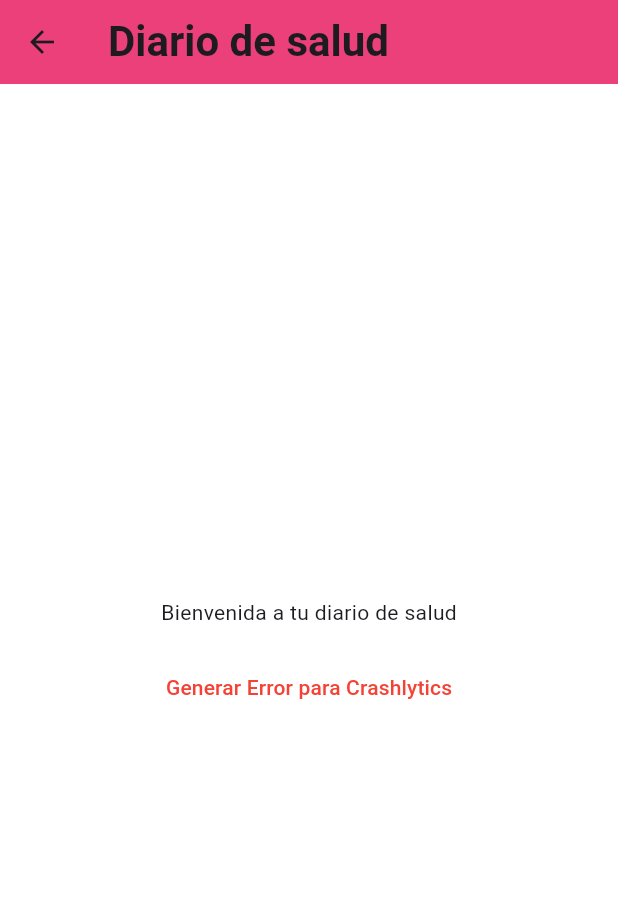
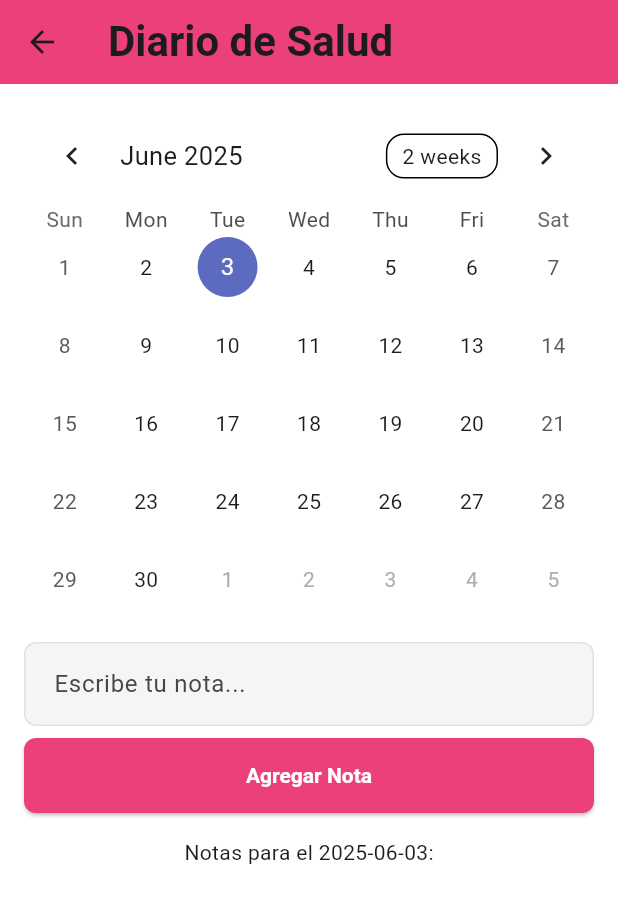
Before and after one commit to NattNat24/App-flutter-Final, a Flutter app: the DiarioDeSaludScreen screen opened directly, on a phone screen of 412 x 824 dp. Shown: the top 903 px of the screen. Run offline on Flutter 3.47's test engine with Material 3 defaults, Android fonts, the phone set to English and light mode, and no system bars; drawn by our look-alikes of table_calendar; our stand-ins replace cloud_firestore, firebase_auth, firebase_core, firebase_crashlytics, flutter_svg; accounts and stored records are empty; Roboto replaces fonts that are missing (Arial).

Commit message:
diario de salud de testeo

```diff
--- a/lib/diario_de_salud.dart
+++ b/lib/diario_de_salud.dart
@@ -1,24 +1,121 @@
 import 'package:flutter/material.dart';
+import 'package:cloud_firestore/cloud_firestore.dart';
+import 'package:table_calendar/table_calendar.dart';
+import 'package:firebase_auth/firebase_auth.dart';
 
-class DiarioDeSaludScreen extends StatelessWidget {
+class DiarioDeSaludScreen extends StatefulWidget {
+  @override
+  _DiarioDeSaludScreenState createState() => _DiarioDeSaludScreenState();
+}
+
+class _DiarioDeSaludScreenState extends State<DiarioDeSaludScreen> {
+  DateTime _selectedDay = DateTime.now();
+  TextEditingController _notaController = TextEditingController();
+
+  Map<DateTime, List<String>> _notasDelDia = {};
+
+  @override
+  void initState() {
+    super.initState();
+    _fetchNotas();
+  }
+
+  void _fetchNotas() async {
+    final uid = FirebaseAuth.instance.currentUser?.uid;
+    if (uid == null) return;
+
+    final snapshot = await FirebaseFirestore.instance
+        .collection('usuarios')
+        .doc(uid)
+        .collection('diario')
+        .get();
+
+    final notas = <DateTime, List<String>>{};
+
+    snapshot.docs.forEach((doc) {
+      final data = doc.data();
+      final fecha = (data['fecha'] as Timestamp).toDate();
+      final texto = data['nota'] as String;
+
+      final dia = DateTime.utc(fecha.year, fecha.month, fecha.day);
+      if (notas.containsKey(dia)) {
+        notas[dia]!.add(texto);
+      } else {
+        notas[dia] = [texto];
+      }
+    });
+
+    setState(() {
+      _notasDelDia = notas;
+    });
+  }
+
+  void _agregarNota() async {
+    final uid = FirebaseAuth.instance.currentUser?.uid;
+    if (uid == null || _notaController.text.trim().isEmpty) return;
+
+    await FirebaseFirestore.instance
+        .collection('usuarios')
+        .doc(uid)
+        .collection('diario')
+        .add({
+      'fecha': _selectedDay,
+      'nota': _notaController.text.trim(),
+    });
+
+    _notaController.clear();
+    _fetchNotas(); // Recargar las notas
+  }
+
   @override
   Widget build(BuildContext context) {
+    final notas = _notasDelDia[_selectedDay] ?? [];
+
     return Scaffold(
       appBar: AppBar(
-        title: const Text('Diario de salud'),
-        backgroundColor: const Color(0xFFEC407A),
+        title: Text('Diario de Salud'),
+        backgroundColor: Color(0xFFEC407A),
       ),
-      body: Center(
+      body: Padding(
+        padding: EdgeInsets.all(16),
         child: Column(
-          mainAxisAlignment: MainAxisAlignment.center,
           children: [
-            const Text('Bienvenida a tu diario de salud'),
-            const SizedBox(height: 16), // Espacio entre el texto y el botón
-            TextButton(
-              onPressed: () => throw Exception("Crashlytics test!"),
-              child: const Text(
-                "Generar Error para Crashlytics",
-                style: TextStyle(color: Colors.red),
+            TableCalendar(
+              focusedDay: _selectedDay,
+              firstDay: DateTime(2000),
+              lastDay: DateTime(2100),
+              calendarFormat: CalendarFormat.month,
+              selectedDayPredicate: (day) =>
+                  isSameDay(_selectedDay, day),
+              onDaySelected: (selectedDay, focusedDay) {
+                setState(() {
+                  _selectedDay = selectedDay;
+                });
+              },
+            ),
+            SizedBox(height: 16),
+            TextField(
+              controller: _notaController,
+              decoration: InputDecoration(
+                hintText: 'Escribe tu nota...',
+                border: OutlineInputBorder(),
+              ),
+            ),
+            SizedBox(height: 8),
+            ElevatedButton(
+              onPressed: _agregarNota,
+              child: Text('Agregar Nota'),
+            ),
+            SizedBox(height: 16),
+            Text('Notas para el ${_selectedDay.toLocal().toString().split(' ')[0]}:'),
+            Expanded(
+              child: ListView.builder(
+                itemCount: notas.length,
+                itemBuilder: (context, index) {
+                  return ListTile(
+                    title: Text(notas[index]),
+                  );
+                },
               ),
             ),
           ],
--- a/pubspec.yaml
+++ b/pubspec.yaml
@@ -40,6 +40,8 @@ dependencies:
   firebase_crashlytics: ^4.3.6
   firebase_analytics: ^11.4.6
   firebase_performance: ^0.10.1+6
+  cloud_firestore: ^5.6.8
+  table_calendar: ^3.0.9
 
   # The following adds the Cupertino Icons font to your application.
   # Use with the CupertinoIcons class for iOS style icons.
```
Also changed, not shown: lib/main.dart (+45 -16 lines), pubspec.lock, 3 other files.
